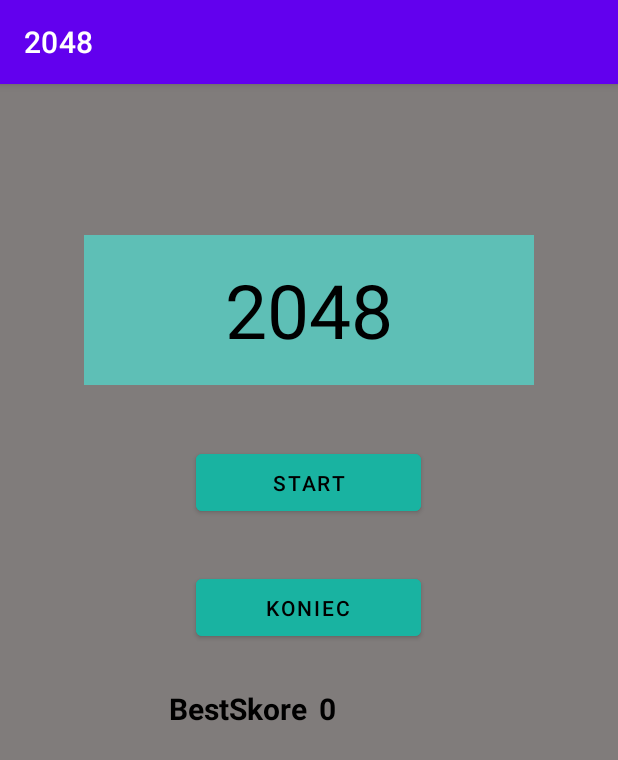
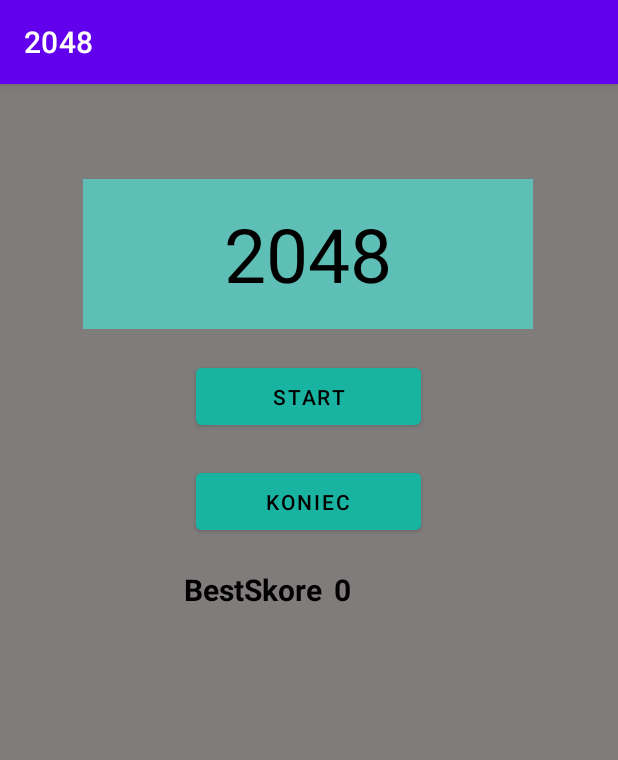
Before and after one commit to JakubRapsik/SemestralkaFinal, an Android app: the MainActivity screen opened directly, with no data from a screen before it, on a phone screen of 412 x 824 dp. Shown: the top 760 px of the screen. Run offline under Robolectric (Android 15) with nearby library versions, the phone set to English and light mode, and no system bars.

Commit message:
Update final skore.2

```diff
--- a/app/src/main/res/layout/activity_main.xml
+++ b/app/src/main/res/layout/activity_main.xml
@@ -16,8 +16,8 @@
             android:textColor="#000000"
             android:textSize="50dp" app:layout_constraintStart_toStartOf="parent"
             app:layout_constraintEnd_toEndOf="parent" app:layout_constraintTop_toTopOf="parent"
-            app:layout_constraintBottom_toBottomOf="parent" app:layout_constraintHorizontal_bias="0.498"
-            app:layout_constraintVertical_bias="0.151"/>
+            app:layout_constraintBottom_toBottomOf="parent" app:layout_constraintHorizontal_bias="0.495"
+            app:layout_constraintVertical_bias="0.095"/>
     <Button
             android:text="Start"
             android:layout_width="150dp"
@@ -26,9 +26,9 @@
             android:onClick="zacniHru"
             android:textColor="#000000"
             app:layout_constraintTop_toBottomOf="@+id/textView"
-            android:layout_marginTop="40dp" app:layout_constraintBottom_toBottomOf="parent"
+            android:layout_marginTop="20dp" app:layout_constraintBottom_toBottomOf="parent"
             app:layout_constraintVertical_bias="0.0" app:layout_constraintEnd_toEndOf="parent"
-            app:layout_constraintStart_toStartOf="parent" app:layout_constraintHorizontal_bias="0.499"/>
+            app:layout_constraintStart_toStartOf="parent" app:layout_constraintHorizontal_bias="0.498"/>
     <Button
             android:text="Koniec"
             android:layout_width="150dp"
@@ -39,8 +39,8 @@
             app:layout_constraintEnd_toEndOf="parent"
             android:onClick="koniec"
             app:layout_constraintStart_toStartOf="parent" app:layout_constraintHorizontal_bias="0.498"
-            android:layout_marginTop="30dp" app:layout_constraintTop_toBottomOf="@+id/button"
-            app:layout_constraintVertical_bias="0.008"/>
+            android:layout_marginTop="20dp" app:layout_constraintTop_toBottomOf="@+id/button"
+            app:layout_constraintVertical_bias="0.0"/>
     <TextView
             android:text="BestSkore"
             android:textSize="20dp"
@@ -48,23 +48,24 @@
             android:layout_height="46dp"
             android:textColor="#000000"
             android:textStyle="bold" android:id="@+id/textView5"
-            app:layout_constraintEnd_toStartOf="@+id/HightSkore" android:layout_marginTop="28dp"
+            app:layout_constraintEnd_toStartOf="@+id/HightSkore" android:layout_marginTop="20dp"
             app:layout_constraintTop_toBottomOf="@+id/button2" app:layout_constraintStart_toStartOf="parent"
             app:layout_constraintHorizontal_bias="1.0" app:layout_constraintBottom_toBottomOf="parent"
-            app:layout_constraintVertical_bias="0.003"/>
+            app:layout_constraintVertical_bias="0.0"/>
     <TextView
             android:text="0000"
             android:layout_gravity="end"
             android:textSize="20dp"
             android:textStyle="bold"
-            android:layout_width="99dp"
-            android:layout_height="49dp"
+            android:layout_width="85dp"
+            android:layout_height="45dp"
             android:textColor="#000000"
             android:id="@+id/HightSkore"
-            android:layout_marginTop="28dp"
-            app:layout_constraintTop_toBottomOf="@+id/button2" app:layout_constraintEnd_toEndOf="parent"
-            android:layout_marginEnd="100dp" app:layout_constraintBottom_toBottomOf="parent"
-            app:layout_constraintVertical_bias="0.003"/>
+            android:layout_marginTop="20dp"
+            app:layout_constraintTop_toBottomOf="@+id/button2"
+            app:layout_constraintBottom_toBottomOf="parent"
+            app:layout_constraintVertical_bias="0.0" app:layout_constraintEnd_toEndOf="parent"
+            android:layout_marginEnd="104dp"/>
 
 
 </androidx.constraintlayout.widget.ConstraintLayout>
```
